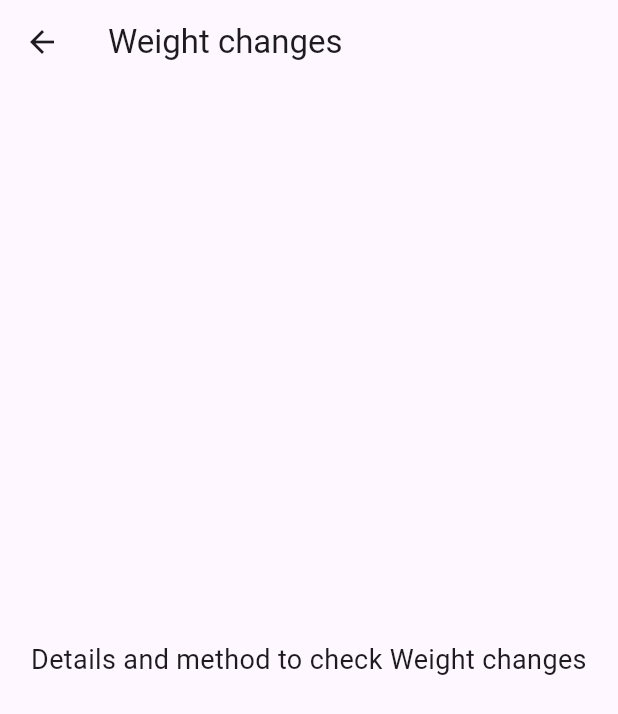
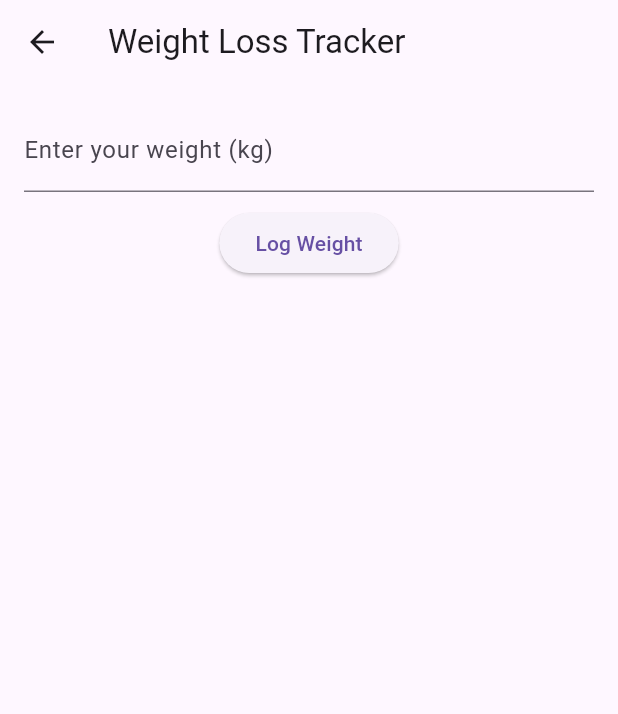
Before and after one commit to ThenujaaSuntharesan/MyBete-App, a Flutter app: the Symptom4Screen screen opened directly, on a phone screen of 412 x 824 dp. Shown: the top 714 px of the screen. Run offline on Flutter 3.47's test engine with Material 3 defaults, Android fonts, the phone set to English and light mode, and no system bars; our stand-ins replace cloud_firestore, file_picker, firebase_auth, firebase_core, firebase_storage, fl_chart and 11 more; accounts and stored records are empty; generated files the repository leaves out were written again.

Commit message:
Add weight loss checker

```diff
--- a/lib/not_sure/symptom_levels/4_weight_changes_check/weight_changes.dart
+++ b/lib/not_sure/symptom_levels/4_weight_changes_check/weight_changes.dart
@@ -1,17 +1,86 @@
 import 'package:flutter/material.dart';
 
-class Symptom4Screen extends StatelessWidget {
+class Symptom4Screen extends StatefulWidget {
+  @override
+  _WeightLossTrackerState createState() => _WeightLossTrackerState();
+}
+
+class _WeightLossTrackerState extends State<Symptom4Screen> {
+  final TextEditingController _weightController = TextEditingController();
+  final List<Map<String, dynamic>> _weightLogs = [];
+  double? _initialWeight;
+
+  void _addWeightLog() {
+    if (_weightController.text.isNotEmpty) {
+      final double weight = double.parse(_weightController.text);
+      final DateTime date = DateTime.now();
+
+      if (_initialWeight == null) {
+        _initialWeight = weight; // Set the initial weight
+      }
+
+      setState(() {
+        _weightLogs.add({
+          'weight': weight,
+          'date': date,
+        });
+      });
+
+      _weightController.clear();
+    }
+  }
+
+  double calculateWeightLoss() {
+    if (_weightLogs.isNotEmpty && _initialWeight != null) {
+      final double latestWeight = _weightLogs.last['weight'];
+      return _initialWeight! - latestWeight;
+    }
+    return 0.0;
+  }
+
   @override
   Widget build(BuildContext context) {
     return Scaffold(
       appBar: AppBar(
-        title: Text('Weight changes'),
+        title: Text('Weight Loss Tracker'),
       ),
-      body: Center(
-        child: Text(
-          'Details and method to check Weight changes',
-          style: TextStyle(fontSize: 18),
-          textAlign: TextAlign.center,
+      body: Padding(
+        padding: EdgeInsets.all(16.0),
+        child: Column(
+          children: [
+            TextField(
+              controller: _weightController,
+              keyboardType: TextInputType.number,
+              decoration: InputDecoration(
+                labelText: 'Enter your weight (kg)',
+              ),
+            ),
+            SizedBox(height: 10),
+            ElevatedButton(
+              onPressed: _addWeightLog,
+              child: Text('Log Weight'),
+            ),
+            SizedBox(height: 20),
+            if (_weightLogs.isNotEmpty)
+              Expanded(
+                child: ListView.builder(
+                  itemCount: _weightLogs.length,
+                  itemBuilder: (context, index) {
+                    final log = _weightLogs[index];
+                    return ListTile(
+                      title: Text('Weight: ${log['weight']} kg'),
+                      subtitle:
+                      Text('Date: ${log['date'].toLocal().toString()}'),
+                    );
+                  },
+                ),
+              ),
+            if (_weightLogs.isNotEmpty)
+              Text(
+                'Total Weight Loss: ${calculateWeightLoss().toStringAsFixed(2)} kg',
+                style: TextStyle(fontSize: 16, fontWeight: FontWeight.bold),
+              ),
+          ],
         ),
       ),
     );
```
